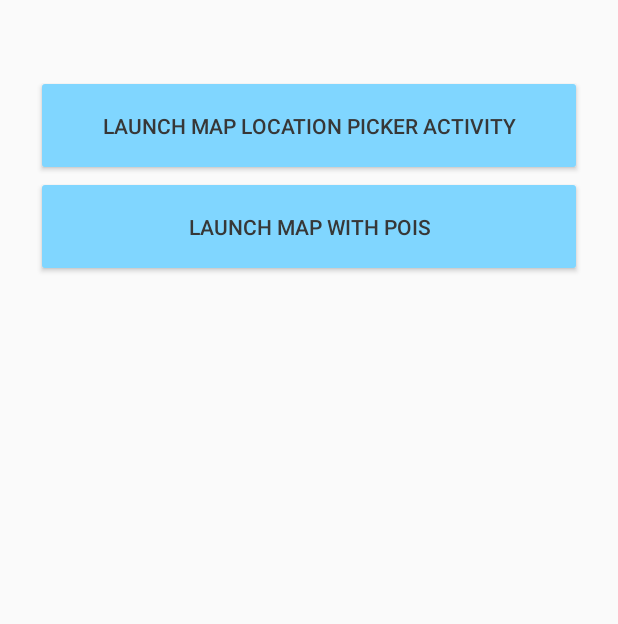
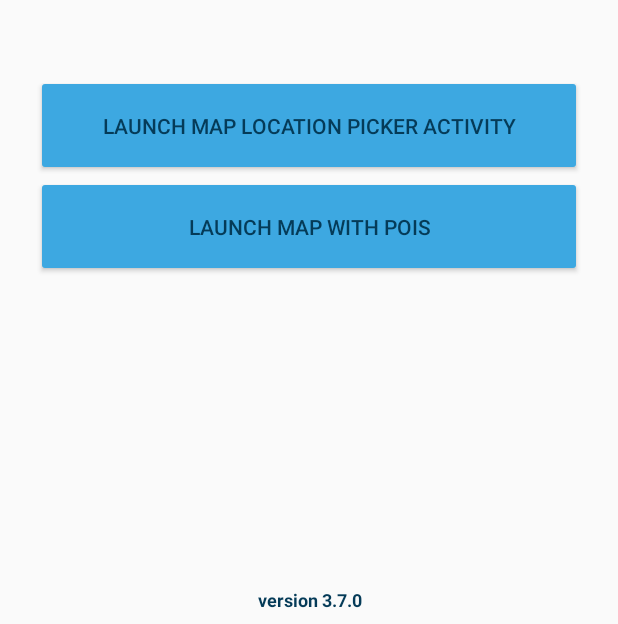
Before and after one commit to AdevintaSpain/Leku, an Android app: the screen it shows after launch (MainActivity), on a phone screen of 412 x 824 dp, the part 612-1236 px from its top. Run offline under Robolectric (Android 15) with nearby library versions, the phone set to English and light mode, and no system bars.

Commit message:
changed colors and added version

```diff
--- a/app/src/main/res/layout/activity_main.xml
+++ b/app/src/main/res/layout/activity_main.xml
@@ -30,8 +30,8 @@
         android:padding="24dp"
         android:layout_marginStart="24dp"
         android:layout_marginEnd="24dp"
-        android:backgroundTint="@color/leku_blue"
-        android:textColor="@color/leku_grey"
+        android:backgroundTint="@color/leku_app_blue"
+        android:textColor="@color/leku_app_strong_blue"
         tools:targetApi="lollipop"
         />
     <Button
@@ -42,9 +42,22 @@
         android:padding="24dp"
         android:layout_marginStart="24dp"
         android:layout_marginEnd="24dp"
-        android:backgroundTint="@color/leku_blue"
-        android:textColor="@color/leku_grey"
+        android:backgroundTint="@color/leku_app_blue"
+        android:textColor="@color/leku_app_strong_blue"
         tools:targetApi="lollipop"
         />
   </LinearLayout>
+
+  <TextView
+      android:id="@+id/leku_app_version"
+      android:layout_width="match_parent"
+      android:layout_height="wrap_content"
+      android:text="@string/leku_lib_version"
+      android:textAlignment="center"
+      android:layout_gravity="bottom"
+      android:paddingBottom="8dp"
+      android:textSize="12sp"
+      android:textStyle="bold"
+      android:textColor="@color/leku_app_strong_blue"
+      />
 </merge>
--- a/app/src/main/res/values/colors.xml
+++ b/app/src/main/res/values/colors.xml
@@ -1,5 +1,5 @@
 <?xml version="1.0" encoding="utf-8"?>
 <resources>
-  <color name="leku_blue">#80d6ff</color>
-  <color name="leku_grey">#373737</color>
+  <color name="leku_app_blue">#3DA8E1</color>
+  <color name="leku_app_strong_blue">#053B58</color>
 </resources>
--- a/app/src/main/res/values/strings.xml
+++ b/app/src/main/res/values/strings.xml
@@ -3,4 +3,5 @@
   <string name="google_maps_key"></string>
   <string name="launch_map_picker" translatable="false">LAUNCH MAP LOCATION PICKER ACTIVITY</string>
   <string name="launch_map_picker_with_pois" translatable="false">LAUNCH MAP WITH POIS</string>
+  <string name="leku_lib_version">version 3.7.0</string>
 </resources>
```
